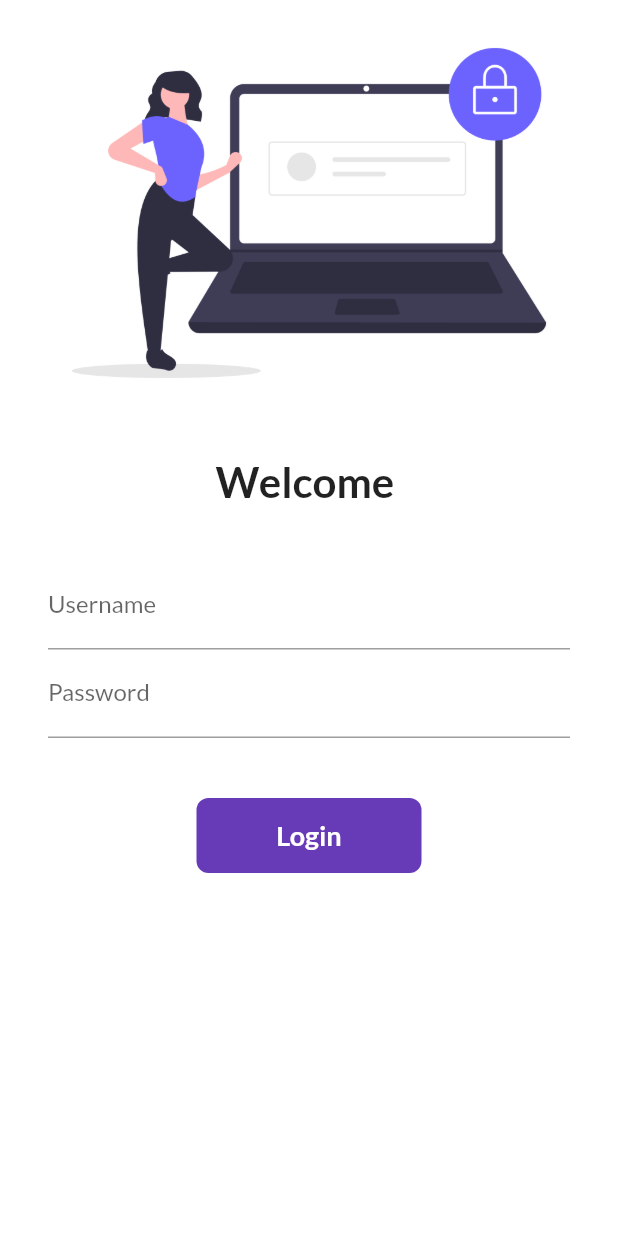
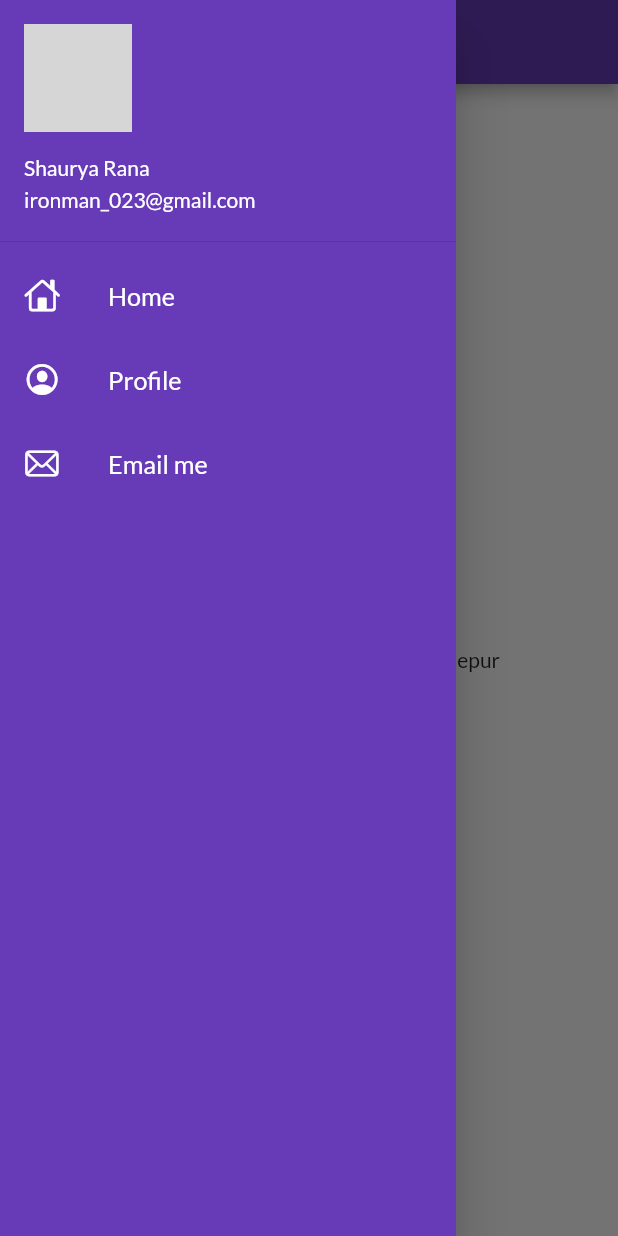
Before and after one commit to shaurya019/Catalog_app, a Flutter app: the screen it shows after launch, with the side drawer open (before the commit the screen has no drawer), on a phone screen of 412 x 824 dp. Run offline on Flutter 3.47's test engine with Material 2 defaults, Android fonts, the phone set to English and light mode, and no system bars; our stand-ins replace google_fonts; network calls fail; grey boxes are pictures that could not be loaded.

Commit message:
ListView and Drawer

```diff
--- a/lib/main.dart
+++ b/lib/main.dart
@@ -1,3 +1,4 @@
+import 'package:features/utils/routes.dart';
 import 'package:flutter/material.dart';
 import 'package:google_fonts/google_fonts.dart';
 
@@ -18,10 +19,11 @@ class MyApp extends StatelessWidget {
       title: 'Flutter Demo',
       themeMode: ThemeMode.light,
       theme: ThemeData(primarySwatch: Colors.deepPurple,fontFamily:GoogleFonts.lato().fontFamily,),
-      initialRoute: "/login",
+      initialRoute: MyRoutes.homeRoute,
       routes: {
-        "/":(context) => MyHomePage(title: 'Flutter Feautres'),
-        "/login":(context) => MyLoginPage(),
+        "/": (context) => MyLoginPage(),
+        MyRoutes.homeRoute: (context) => MyHomePage(title: 'Catalog App',),
+        MyRoutes.loginRoute: (context) => MyLoginPage()
       },
     );
   }
--- a/lib/pages/home.dart
+++ b/lib/pages/home.dart
@@ -1,5 +1,7 @@
 import 'package:flutter/cupertino.dart';
 import 'package:flutter/material.dart';
+
+import '../widgets/drawer.dart';
 
 class MyHomePage extends StatefulWidget {
   const MyHomePage({super.key, required this.title});
@@ -21,8 +23,11 @@ class _MyHomePageState extends State<MyHomePage> {
         title: Text(widget.title),
       ),
       body: Center(
-        child: Text("Welcome to $days days of flutter by $name"),
+        child: Container(
+          child: Text("Welcome to $days days of flutter by $name"),
+        ),
       ),
+      drawer: MyDrawer(),
     );
   }
 }
--- a/lib/utils/routes.dart
+++ b/lib/utils/routes.dart
@@ -1,4 +1,4 @@
 class MyRoutes {
   static String loginRoute = "/login";
-  static String homeRoute = "/";
+  static String homeRoute = "/home";
 }
--- /dev/null
+++ b/lib/widgets/drawer.dart
@@ -0,0 +1,70 @@
+import 'package:flutter/cupertino.dart';
+import 'package:flutter/material.dart';
+
+class MyDrawer extends StatelessWidget {
+  @override
+  Widget build(BuildContext context) {
+    final imageUrl =
+        "https://i.pinimg.com/736x/9a/0b/b8/9a0bb8317cea4dc6ee0ad07c4a24fd50.jpg";
+    return Drawer(
+      child: Container(
+       color: Colors.deepPurple,
+        child: ListView(
+          padding: EdgeInsets.zero,
+          children: [
+            DrawerHeader(
+              padding: EdgeInsets.zero,
+              child: UserAccountsDrawerHeader(
+                margin: EdgeInsets.zero,
+                accountName: Text("Shaurya Rana"),
+                accountEmail: Text("ironman_023@gmail.com"),
+                currentAccountPicture: CircleAvatar(
+                  backgroundImage: NetworkImage(imageUrl),
+                ),
+              ),
+            ),
+        ListTile(
+          leading: Icon(
+            CupertinoIcons.home,
+            color: Colors.white,
+          ),
+          title: Text(
+            "Home",
+            textScaleFactor: 1.2,
+            style: TextStyle(
+              color: Colors.white,
+            ),
+          ),
+        ),
+        ListTile(
+          leading: Icon(
+            CupertinoIcons.profile_circled,
+            color: Colors.white,
+          ),
+          title: Text(
+            "Profile",
+            textScaleFactor: 1.2,
+            style: TextStyle(
+              color: Colors.white,
+            ),
+          ),
+        ),
+        ListTile(
+          leading: Icon(
+            CupertinoIcons.mail,
+            color: Colors.white,
+          ),
+          title: Text(
+            "Email me",
+            textScaleFactor: 1.2,
+            style: TextStyle(
+              color: Colors.white,
+            ),
+          ),
+          ),
+          ],
+        ),
+      ),
+    );
+  }
+}
```
